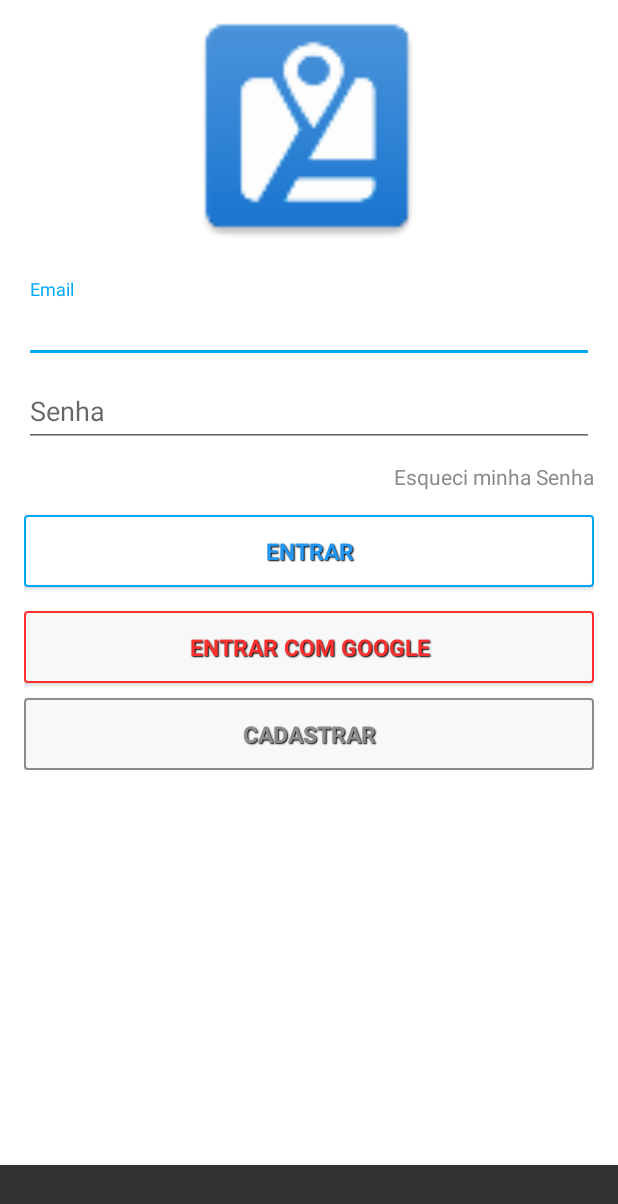
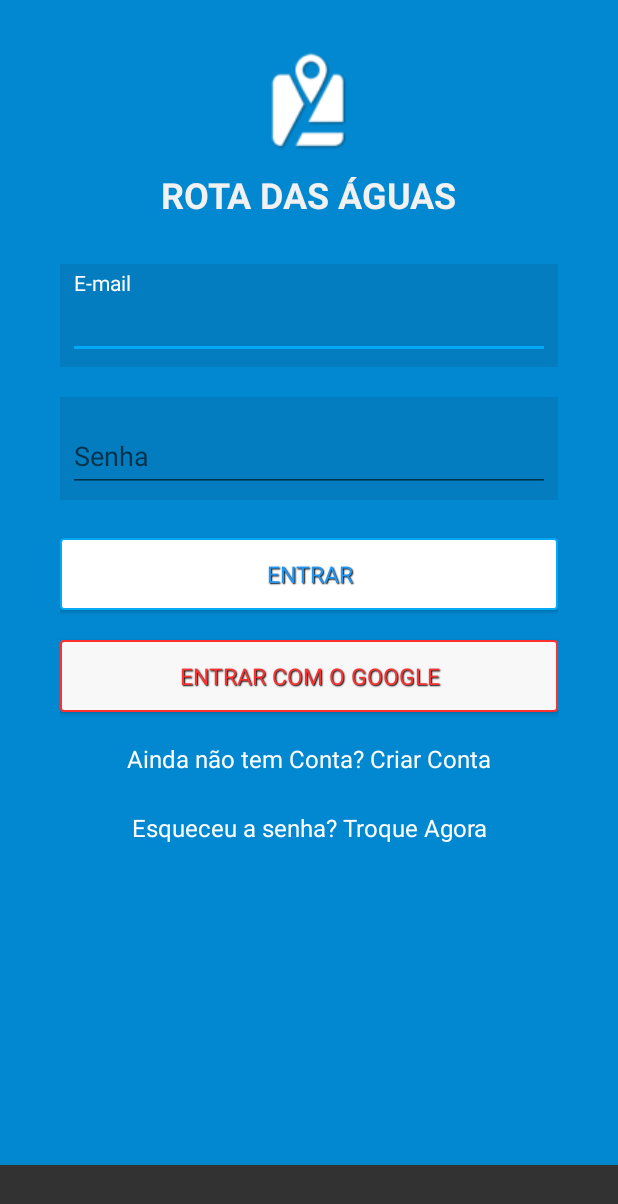
Before and after one commit to rotadasaguas/rda-android, an Android app: the LoginActivity screen opened directly, with no data from a screen before it, on a phone screen of 412 x 824 dp. Shown: the top 1204 px of the screen. Run offline under Robolectric (Android 15) with nearby library versions, the light colour scheme and no system bars; our stand-ins replace Firebase (no records; nobody signed in at launch, a user with empty details on screens opened directly); 1 statement that could not run was skipped.

Commit message:
Atualização do Design das telas iniciais

```diff
--- a/app/src/main/java/to/dtech/rotadasaguas/IntroActivity.java
+++ b/app/src/main/java/to/dtech/rotadasaguas/IntroActivity.java
@@ -25,7 +25,7 @@ public class IntroActivity extends AppIntro {
         setProgressButtonEnabled(true);
         setDoneText("Fazer Login");
         setSkipText("Pular");
-        setZoomAnimation();
+        setDepthAnimation();
 
         // Turn vibration on and set intensity.
         setVibrate(true);
--- a/app/src/main/res/layout/activity_login.xml
+++ b/app/src/main/res/layout/activity_login.xml
@@ -4,25 +4,24 @@
     android:layout_width="match_parent"
     android:layout_height="match_parent"
     tools:context=".LoginActivity"
-    android:background="#fff"
+    android:background="@color/colorPrimaryDark"
     android:fillViewport="true">
 
     <RelativeLayout
         android:layout_width="match_parent"
-        android:layout_height="match_parent">
-
-        <ImageView
-            android:id="@+id/logo"
-            android:layout_gravity="center_horizontal"
-            android:layout_width="170dp"
-            android:layout_height="170dp"
-            android:layout_weight="1.19"
-            android:src="@mipmap/icone_principal_launcher"
-            android:layout_alignParentTop="true"
-            android:layout_centerHorizontal="true" />
+        android:layout_height="wrap_content">
 
         <include
             layout="@layout/content_login" />
 
+        <ProgressBar
+            android:layout_alignParentBottom="true"
+            android:layout_centerHorizontal="true"
+            android:id="@+id/login_progress"
+            android:layout_width="wrap_content"
+            android:layout_height="wrap_content"
+            android:layout_marginBottom="8dp"
+            android:visibility="gone" />
+
     </RelativeLayout>
 </ScrollView>
--- a/app/src/main/res/layout/content_login.xml
+++ b/app/src/main/res/layout/content_login.xml
@@ -10,36 +10,53 @@
     android:paddingLeft="@dimen/activity_horizontal_margin"
     android:paddingRight="@dimen/activity_horizontal_margin"
     android:paddingTop="@dimen/activity_vertical_margin"
+    android:background="@color/colorPrimaryDark"
     app:layout_behavior="@string/appbar_scrolling_view_behavior"
     tools:context=".LoginActivity"
     tools:showIn="@layout/activity_login">
 
-    <!-- Login progress -->
-    <ProgressBar
-        android:layout_alignParentBottom="true"
-        android:layout_centerHorizontal="true"
-        android:id="@+id/login_progress"
-        android:layout_width="wrap_content"
-        android:layout_height="wrap_content"
-        android:layout_marginBottom="8dp"
-        android:visibility="gone" />
-
-    <ScrollView
-        android:layout_alignParentLeft="true"
-        android:layout_alignParentStart="true"
-        android:layout_alignParentTop="true"
-        android:id="@+id/login_form"
-        android:layout_width="match_parent"
-        android:layout_height="match_parent">
-
     <LinearLayout
+        android:orientation="vertical"
         android:id="@+id/email_login_form"
         android:layout_width="match_parent"
         android:layout_height="wrap_content"
-            android:orientation="vertical">
+        android:paddingTop="5dp"
+        android:paddingLeft="24dp"
+        android:paddingRight="24dp">
 
+
+        <ImageView
+            android:id="@+id/logo"
+            android:layout_gravity="center_horizontal"
+            android:layout_width="72dp"
+            android:layout_height="92dp"
+            android:src="@mipmap/ic_logo_white"
+            android:layout_alignParentTop="true"
+            android:layout_centerHorizontal="true" />
+
+        <TextView
+            android:layout_width="wrap_content"
+            android:layout_height="wrap_content"
+            android:textAppearance="?android:attr/textAppearanceMedium"
+            android:text="Rota das Águas"
+            android:id="@+id/logoTexto"
+            android:layout_below="@+id/logo"
+            android:textAllCaps="true"
+            android:textColor="#f1f1f1"
+            android:layout_centerHorizontal="true"
+            android:layout_gravity="center_horizontal"
+            android:textSize="24dp"
+            android:textStyle="bold"
+            android:focusable="false" />
+
+        <!-- Email Label -->
         <android.support.design.widget.TextInputLayout
             android:layout_width="match_parent"
+            android:layout_marginTop="30dp"
+            android:layout_marginBottom="10dp"
+            app:hintTextAppearance="@style/TextAppearance.AppCompat.Inverse"
+            android:background="#037dbf"
+            android:padding="5dp"
             android:layout_height="wrap_content">
 
             <AutoCompleteTextView
@@ -47,14 +64,19 @@
                 android:layout_width="match_parent"
                 android:layout_height="wrap_content"
                 android:hint="@string/prompt_email"
+                android:textColor="#fff"
                 android:inputType="textEmailAddress"
                 android:maxLines="1"
-                    android:singleLine="true" />
+                android:singleLine="false" />
 
         </android.support.design.widget.TextInputLayout>
 
         <android.support.design.widget.TextInputLayout
             android:layout_width="match_parent"
+            android:layout_marginTop="10dp"
+            app:hintTextAppearance="@style/TextAppearance.AppCompat.Inverse"
+            android:background="#037dbf"
+            android:padding="5dp"
             android:layout_height="wrap_content">
 
             <EditText
@@ -63,54 +85,57 @@
                 android:layout_height="wrap_content"
                 android:hint="@string/prompt_password"
                 android:imeActionId="@+id/login"
+                android:textColor="#fff"
                 android:imeActionLabel="@string/action_sign_in_short"
                 android:imeOptions="actionUnspecified"
                 android:inputType="textPassword"
                 android:maxLines="1"
-                    android:singleLine="true" />
+                android:singleLine="false" />
 
         </android.support.design.widget.TextInputLayout>
 
-            <TextView
-                android:layout_width="match_parent"
+        <Button
+            style="@style/btnStyleBlue"
+            android:layout_width="fill_parent"
             android:layout_height="wrap_content"
-                android:layout_marginTop="10dp"
-                android:gravity="right"
-                android:onClick="callReset"
-                android:text="@string/action_reset_call"
-                android:textColor="#8c8c8c" />
-
-            <Button
+            android:layout_marginTop="25dp"
+            android:layout_marginBottom="10dp"
+            android:padding="12dp"
             android:onClick="sendLoginData"
             android:id="@+id/email_sign_in_button"
-                style="@style/btnStyleBlue"
-                android:layout_width="match_parent"
-                android:layout_height="wrap_content"
-                android:layout_marginTop="16dp"
-                android:text="@string/action_sign_in"
-                android:textStyle="bold" />
+            android:text="Entrar"/>
 
         <Button
             android:onClick="sendLoginGoogleData"
             android:id="@+id/email_sign_in_google_button"
             style="@style/btnStyleRed"
-                android:layout_width="match_parent"
+            android:layout_width="fill_parent"
             android:layout_height="wrap_content"
-                android:layout_marginTop="16dp"
-                android:text="@string/action_sign_in_google"
-                android:textStyle="bold" />
+            android:layout_marginTop="10dp"
+            android:layout_marginBottom="20dp"
+            android:padding="12dp"
+            android:text="Entrar com o Google"/>
 
-
-            <Button
+        <TextView
             android:onClick="callSignUp"
             android:id="@+id/cadastrar"
-                style="@style/btnStyleGrey"
-                android:layout_width="match_parent"
+            android:layout_width="fill_parent"
             android:layout_height="wrap_content"
-                android:layout_marginTop="10dp"
-                android:text="@string/action_sign_up_call"
-                android:textStyle="bold" />
+            android:layout_marginBottom="24dp"
+            android:text="Ainda não tem Conta? Criar Conta"
+            android:gravity="center"
+            android:textColor="#fff"
+            android:textSize="16dip"/>
+
+        <TextView android:id="@+id/reset_password"
+            android:layout_width="fill_parent"
+            android:onClick="callReset"
+            android:textColor="#fff"
+            android:layout_height="wrap_content"
+            android:layout_marginBottom="24dp"
+            android:text="Esqueceu a senha? Troque Agora"
+            android:gravity="center"
+            android:textSize="16dip"/>
 
     </LinearLayout>
-    </ScrollView>
 </RelativeLayout>
--- a/app/src/main/res/values/strings.xml
+++ b/app/src/main/res/values/strings.xml
@@ -15,7 +15,7 @@
 
     <!-- Strings related to login -->
     <string name="prompt_name">Nome</string>
-    <string name="prompt_email">Email</string>
+    <string name="prompt_email">E-mail</string>
     <string name="prompt_password">Senha</string>
     <string name="prompt_celular">Celular com DDD</string>
     <string name="prompt_new_password">Nova senha</string>
```
Also changed, not shown: app/src/main/res/layout/activity_splash.xml (+11 -6 lines), app/src/main/res/layout/slide_1.xml (+5 -18 lines), app/src/main/res/layout/slide_2.xml (+4 -18 lines), app/src/main/res/layout/slide_3.xml (+4 -18 lines), app/src/main/ic_logo_text-web.png (added), app/src/main/ic_logo_white-web.png (added), app/src/main/res/mipmap-hdpi/ic_launcher.png (deleted), app/src/main/res/mipmap-hdpi/ic_logo_white.png (added), app/src/main/res/mipmap-mdpi/ic_launcher.png (deleted), app/src/main/res/mipmap-mdpi/ic_logo_white.png (added), app/src/main/res/mipmap-xhdpi/ic_launcher.png (deleted), app/src/main/res/mipmap-xhdpi/ic_logo_white.png (added), app/src/main/res/mipmap-xxhdpi/ic_launcher.png (deleted), app/src/main/res/mipmap-xxhdpi/ic_logo_white.png (added), 2 more files. Lines whose indentation alone changed are shown as unchanged.
